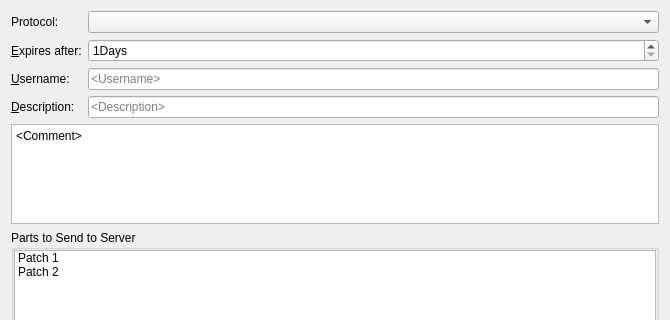
The window that src/plugins/cpaster/pasteview.ui (qt-creator/qt-creator) describes before a commit, drawn with Qt 5; both pictures show x 0 to 670 and y 0 to 320 of the 670 by 678 pixel window.
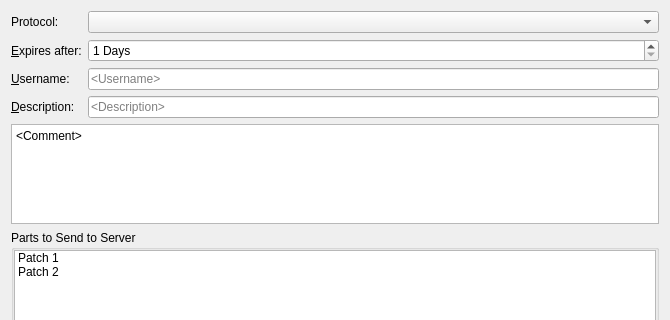
The same window after the commit. Custom widgets are drawn as their Qt base class.

Diff of the .ui file:
```diff
--- a/src/plugins/cpaster/pasteview.ui
+++ b/src/plugins/cpaster/pasteview.ui
@@ -63,7 +63,7 @@
      <item row="1" column="1">
       <widget class="QSpinBox" name="expirySpinBox">
        <property name="suffix">
-        <string>Days</string>
+        <string> Days</string>
        </property>
        <property name="minimum">
         <number>1</number>
```
